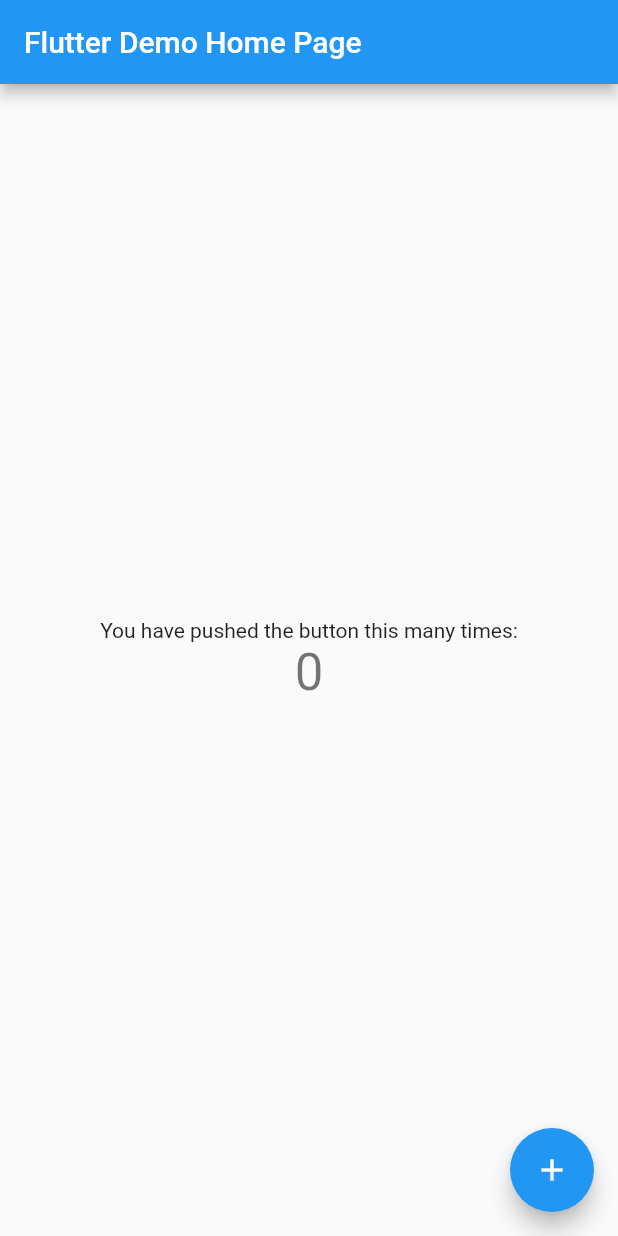
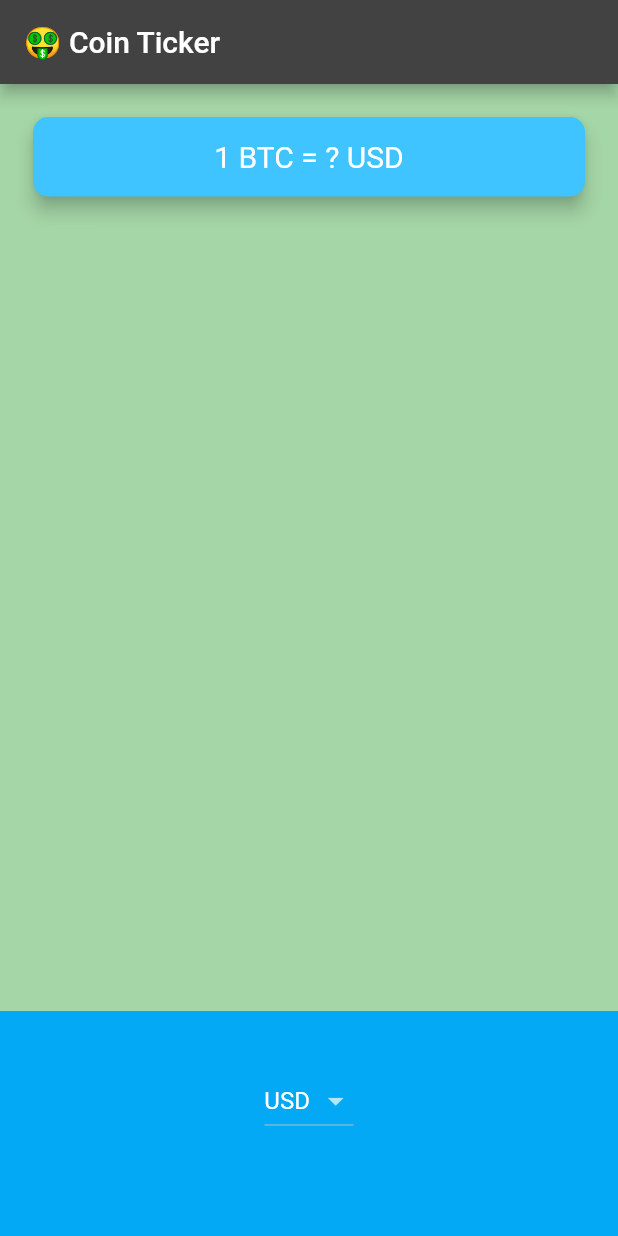
Before and after one commit to ircNewBie/cryptotracker, a Flutter app: the screen it shows after launch, on a phone screen of 412 x 824 dp. Run offline on Flutter 3.47's test engine with Material 2 defaults, Android fonts, the phone set to English and light mode, and no system bars.

Commit message:
1st Update

```diff
--- /dev/null
+++ b/lib/coin_data.dart
@@ -0,0 +1,38 @@
+//TODO: Add your imports here.
+
+const List<String> currenciesList = [
+  'AUD',
+  'BRL',
+  'CAD',
+  'CNY',
+  'EUR',
+  'GBP',
+  'HKD',
+  'IDR',
+  'ILS',
+  'INR',
+  'JPY',
+  'MXN',
+  'NOK',
+  'NZD',
+  'PLN',
+  'RON',
+  'RUB',
+  'SEK',
+  'SGD',
+  'USD',
+  'ZAR'
+];
+
+const List<String> cryptoList = [
+  'BTC',
+  'ETH',
+  'LTC',
+];
+
+const coinAPIURL = 'https://rest.coinapi.io/v1/exchangerate';
+const apiKey = 'YOUR-API-KEY-HERE';
+
+class CoinData {
+  //TODO: Create your getCoinData() method here.
+}
--- a/lib/main.dart
+++ b/lib/main.dart
@@ -1,115 +1,17 @@
 import 'package:flutter/material.dart';
+import 'price_screen.dart';
 
-void main() {
-  runApp(const MyApp());
-}
+void main() => runApp(MyApp());
 
 class MyApp extends StatelessWidget {
-  const MyApp({Key? key}) : super(key: key);
-
-  // This widget is the root of your application.
   @override
   Widget build(BuildContext context) {
     return MaterialApp(
-      title: 'Flutter Demo',
-      theme: ThemeData(
-        // This is the theme of your application.
-        //
-        // Try running your application with "flutter run". You'll see the
-        // application has a blue toolbar. Then, without quitting the app, try
-        // changing the primarySwatch below to Colors.green and then invoke
-        // "hot reload" (press "r" in the console where you ran "flutter run",
-        // or simply save your changes to "hot reload" in a Flutter IDE).
-        // Notice that the counter didn't reset back to zero; the application
-        // is not restarted.
-        primarySwatch: Colors.blue,
-      ),
-      home: const MyHomePage(title: 'Flutter Demo Home Page'),
+      debugShowCheckedModeBanner: false,
+      theme: ThemeData.dark().copyWith(
+          primaryColor: Colors.blueGrey,
+          scaffoldBackgroundColor: Colors.green[200]),
+      home: PriceScreen(),
     );
   }
 }
-
-class MyHomePage extends StatefulWidget {
-  const MyHomePage({Key? key, required this.title}) : super(key: key);
-
-  // This widget is the home page of your application. It is stateful, meaning
-  // that it has a State object (defined below) that contains fields that affect
-  // how it looks.
-
-  // This class is the configuration for the state. It holds the values (in this
-  // case the title) provided by the parent (in this case the App widget) and
-  // used by the build method of the State. Fields in a Widget subclass are
-  // always marked "final".
-
-  final String title;
-
-  @override
-  State<MyHomePage> createState() => _MyHomePageState();
-}
-
-class _MyHomePageState extends State<MyHomePage> {
-  int _counter = 0;
-
-  void _incrementCounter() {
-    setState(() {
-      // This call to setState tells the Flutter framework that something has
-      // changed in this State, which causes it to rerun the build method below
-      // so that the display can reflect the updated values. If we changed
-      // _counter without calling setState(), then the build method would not be
-      // called again, and so nothing would appear to happen.
-      _counter++;
-    });
-  }
-
-  @override
-  Widget build(BuildContext context) {
-    // This method is rerun every time setState is called, for instance as done
-    // by the _incrementCounter method above.
-    //
-    // The Flutter framework has been optimized to make rerunning build methods
-    // fast, so that you can just rebuild anything that needs updating rather
-    // than having to individually change instances of widgets.
-    return Scaffold(
-      appBar: AppBar(
-        // Here we take the value from the MyHomePage object that was created by
-        // the App.build method, and use it to set our appbar title.
-        title: Text(widget.title),
-      ),
-      body: Center(
-        // Center is a layout widget. It takes a single child and positions it
-        // in the middle of the parent.
-        child: Column(
-          // Column is also a layout widget. It takes a list of children and
-          // arranges them vertically. By default, it sizes itself to fit its
-          // children horizontally, and tries to be as tall as its parent.
-          //
-          // Invoke "debug painting" (press "p" in the console, choose the
-          // "Toggle Debug Paint" action from the Flutter Inspector in Android
-          // Studio, or the "Toggle Debug Paint" command in Visual Studio Code)
-          // to see the wireframe for each widget.
-          //
-          // Column has various properties to control how it sizes itself and
-          // how it positions its children. Here we use mainAxisAlignment to
-          // center the children vertically; the main axis here is the vertical
-          // axis because Columns are vertical (the cross axis would be
-          // horizontal).
-          mainAxisAlignment: MainAxisAlignment.center,
-          children: <Widget>[
-            const Text(
-              'You have pushed the button this many times:',
-            ),
-            Text(
-              '$_counter',
-              style: Theme.of(context).textTheme.headline4,
-            ),
-          ],
-        ),
-      ),
-      floatingActionButton: FloatingActionButton(
-        onPressed: _incrementCounter,
-        tooltip: 'Increment',
-        child: const Icon(Icons.add),
-      ), // This trailing comma makes auto-formatting nicer for build methods.
-    );
-  }
-}
--- /dev/null
+++ b/lib/price_screen.dart
@@ -0,0 +1,102 @@
+import 'package:flutter/material.dart';
+import 'package:flutter/cupertino.dart';
+import 'coin_data.dart';
+import 'dart:io' show Platform;
+
+class PriceScreen extends StatefulWidget {
+  @override
+  _PriceScreenState createState() => _PriceScreenState();
+}
+
+class _PriceScreenState extends State<PriceScreen> {
+  String selectedCurrency = 'USD';
+
+  DropdownButton<String> androidDropdown() {
+    List<DropdownMenuItem<String>> dropdownItems = [];
+    for (String currency in currenciesList) {
+      var newItem = DropdownMenuItem(
+        child: Text(currency),
+        value: currency,
+      );
+      dropdownItems.add(newItem);
+    }
+
+    return DropdownButton<String>(
+      value: selectedCurrency,
+      items: dropdownItems,
+      onChanged: (value) {
+        setState(() {
+          selectedCurrency = value.toString();
+        });
+      },
+    );
+  }
+
+  CupertinoPicker iOSPicker() {
+    List<Text> pickerItems = [];
+    for (String currency in currenciesList) {
+      pickerItems.add(Text(currency));
+    }
+
+    return CupertinoPicker(
+      backgroundColor: Colors.lightBlue,
+      itemExtent: 32.0,
+      onSelectedItemChanged: (selectedIndex) {
+        print(selectedIndex);
+      },
+      children: pickerItems,
+    );
+  }
+
+  //TODO: Create a method here called getData() to get the coin data from coin_data.dart
+
+  @override
+  void initState() {
+    super.initState();
+    //TODO: Call getData() when the screen loads up.
+  }
+
+  @override
+  Widget build(BuildContext context) {
+    return Scaffold(
+      appBar: AppBar(
+        title: Text('🤑 Coin Ticker'),
+      ),
+      body: Column(
+        mainAxisAlignment: MainAxisAlignment.spaceBetween,
+        crossAxisAlignment: CrossAxisAlignment.stretch,
+        children: <Widget>[
+          Padding(
+            padding: EdgeInsets.fromLTRB(18.0, 18.0, 18.0, 0),
+            child: Card(
+              color: Colors.lightBlueAccent,
+              elevation: 5.0,
+              shape: RoundedRectangleBorder(
+                borderRadius: BorderRadius.circular(10.0),
+              ),
+              child: Padding(
+                padding: EdgeInsets.symmetric(vertical: 15.0, horizontal: 28.0),
+                child: Text(
+                  //TODO: Update the Text Widget with the live bitcoin data here.
+                  '1 BTC = ? USD',
+                  textAlign: TextAlign.center,
+                  style: TextStyle(
+                    fontSize: 20.0,
+                    color: Colors.white,
+                  ),
+                ),
+              ),
+            ),
+          ),
+          Container(
+            height: 150.0,
+            alignment: Alignment.center,
+            padding: EdgeInsets.only(bottom: 30.0),
+            color: Colors.lightBlue,
+            child: Platform.isIOS ? iOSPicker() : androidDropdown(),
+          ),
+        ],
+      ),
+    );
+  }
+}
```
Also changed, not shown: 1 other file.
